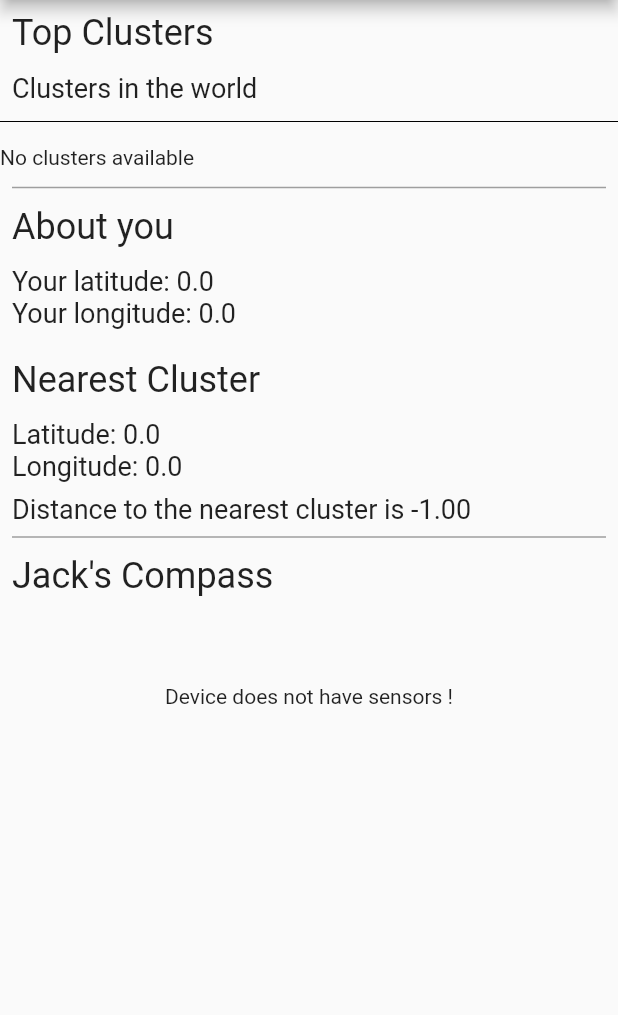
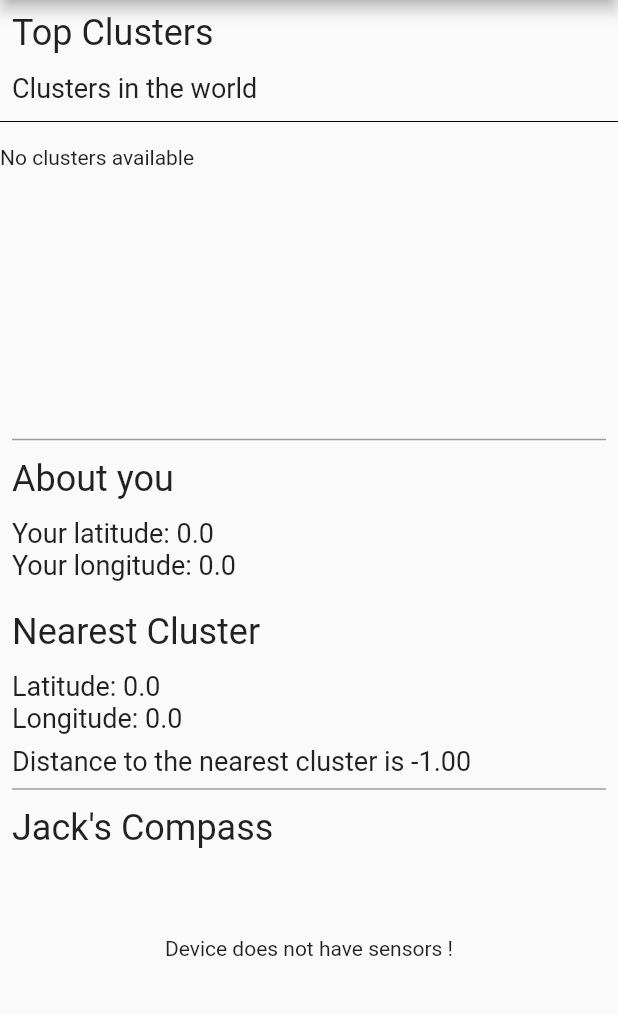
Before and after one commit to PanK0/inPlace, a Flutter app: the screen it shows once a user with an empty profile is signed in, after a tap on "Clusters", on a phone screen of 412 x 824 dp, the part 84-1099 px from its top. Run offline on Flutter 3.47's test engine with Material 2 defaults, Android fonts, the phone set to English and light mode, and no system bars; our stand-ins replace cloud_firestore, firebase_auth, firebase_core, flutter_compass, geolocator, google_fonts and 2 more; missing offline and left inert: dart:ffi, firebase_ui_auth; accounts and stored records are empty.

Commit message:
Fixed some visual stuff

```diff
--- a/inplace/lib/pages/clusterPage.dart
+++ b/inplace/lib/pages/clusterPage.dart
@@ -33,8 +33,19 @@ class ClusterPage extends StatelessWidget {
             builder: (context, appState, _) => Column(
               crossAxisAlignment: CrossAxisAlignment.start,
               children: [
-                // Cluster list
-                Clusters(clst: appState.clustersLists),
+                SizedBox(
+                  height: 200,
+                  child: Scrollbar(
+                      thickness: 10, //width of scrollbar
+                      radius: Radius.circular(20), //corner radius of scrollbar
+                      scrollbarOrientation: ScrollbarOrientation.right,
+                      child: ListView(
+                        children: [
+                          Clusters(clst: appState.clustersLists),
+                        ],
+                      )),
+                ),
+
                 // About you section
                 Column(crossAxisAlignment: CrossAxisAlignment.start, children: [
                   const Divider(
--- a/inplace/lib/utils/authentication.dart
+++ b/inplace/lib/utils/authentication.dart
@@ -8,7 +8,12 @@ import '../widgets/widgets.dart';
 String? get_user_name() {
   final FirebaseAuth auth = FirebaseAuth.instance;
   String? userName = FirebaseAuth.instance.currentUser!.displayName;
-  return userName;
+
+  if (userName != null) {
+    return userName;
+  } else {
+    return '';
+  }
 }
 
 class AuthFunc extends StatelessWidget {
--- a/inplace/lib/widgets/clusters.dart
+++ b/inplace/lib/widgets/clusters.dart
@@ -28,9 +28,19 @@ class _ClustersState extends State<Clusters> {
         const SizedBox(height: 8),
         if (widget.clst.isEmpty) const Text('No clusters available'),
         for (var clu in widget.clst)
-          Paragraph(
-            'Latitude: ${clu.lat},\nLongitude: ${clu.lng},\nAverage Radius: ${clu.avg_radius}',
-          ),
+          Container(
+              width: 1000,
+              margin: const EdgeInsets.all(2),
+              child: Card(
+                  clipBehavior: Clip.antiAliasWithSaveLayer,
+                  elevation: 2,
+                  shape: RoundedRectangleBorder(
+                      borderRadius: BorderRadius.circular(10.0)),
+                  child: Container(
+                      margin: const EdgeInsets.all(5),
+                      child: Paragraph(
+                        'Latitude: ${clu.lat},\nLongitude: ${clu.lng},\nAverage Radius: ${clu.avg_radius}',
+                      )))),
         const SizedBox(height: 8),
       ],
     );
--- a/inplace/lib/widgets/guestbook.dart
+++ b/inplace/lib/widgets/guestbook.dart
@@ -70,8 +70,31 @@ class _GuestBookState extends State<GuestBook> {
           ),
         ),
         const SizedBox(height: 8),
-        for (var message in widget.messages)
-          Paragraph('${message.name}: ${message.message}'),
+        SizedBox(
+          height: 200,
+          child: Scrollbar(
+              thickness: 10, //width of scrollbar
+              radius: Radius.circular(20), //corner radius of scrollbar
+              scrollbarOrientation: ScrollbarOrientation.right,
+              child: ListView(
+                children: [
+                  for (var message in widget.messages)
+                    Container(
+                        width: 1000,
+                        margin: const EdgeInsets.all(2),
+                        child: Card(
+                            clipBehavior: Clip.antiAliasWithSaveLayer,
+                            elevation: 2,
+                            shape: RoundedRectangleBorder(
+                                borderRadius: BorderRadius.circular(10.0)),
+                            child: Container(
+                                margin: const EdgeInsets.all(5),
+                                child: Paragraph(
+                                  '${message.name}: ${message.message}',
+                                )))),
+                ],
+              )),
+        ),
         const SizedBox(height: 8),
       ],
     );
```
